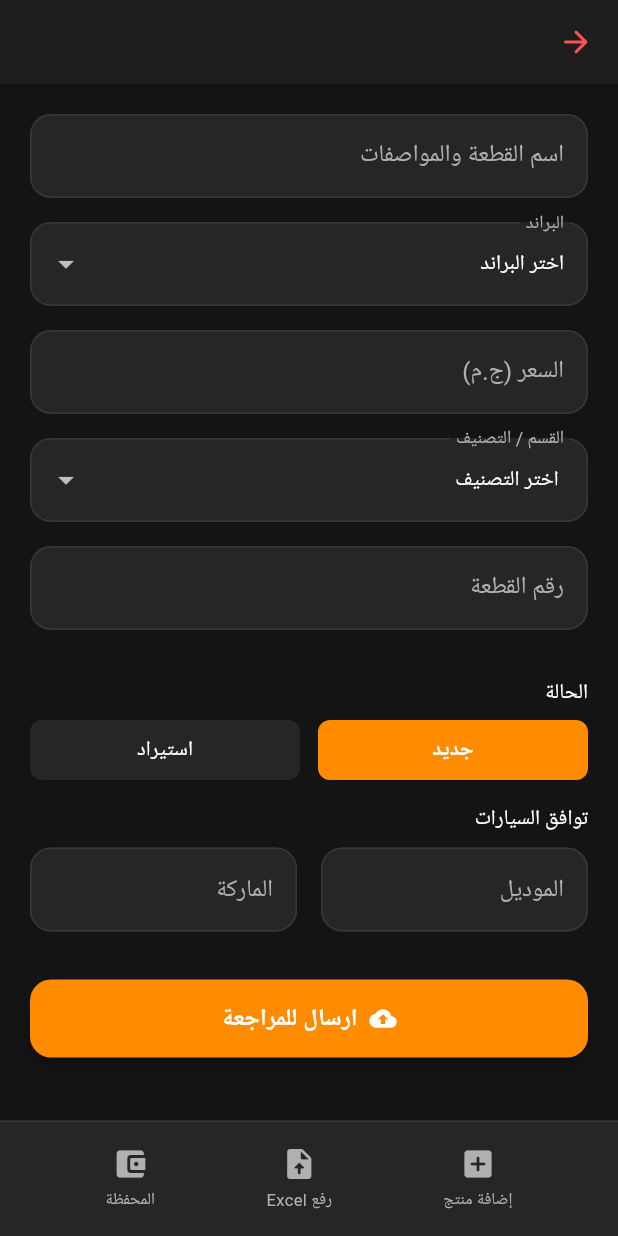
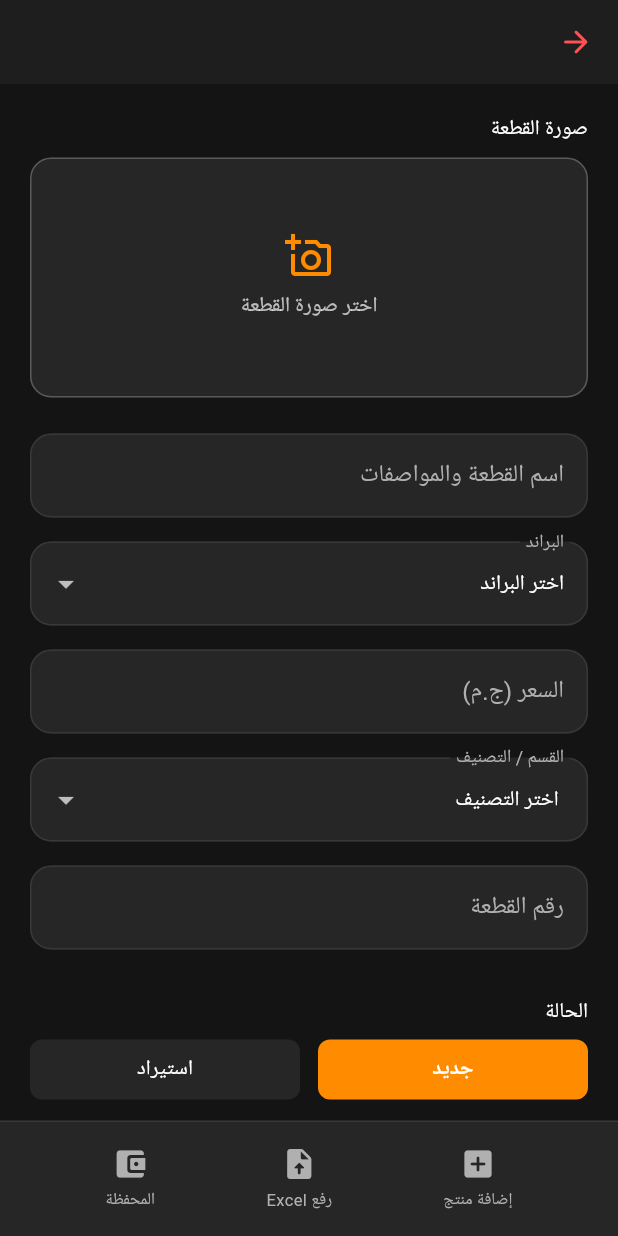
Before and after one commit to mans30hussein/carvo, a Flutter app: the VendorDashboardScreen screen opened directly with empty values, on a phone screen of 412 x 824 dp. Run offline on Flutter 3.47's test engine with Material 3 defaults, Android fonts, the phone set to English and light mode, and no system bars; our stand-ins replace cloud_firestore, file_picker, firebase_auth, firebase_core, flutter_bloc, geocoding and 5 more; missing offline and left inert: cloudinary_public; accounts and stored records are empty; Roboto replaces fonts that are missing (Cairo).

Commit message:
Implement image upload functionality: add Cloudinary service, image picker card, and update add product cubit and state management

```diff
--- a/lib/screens/vendor/presentation/cubit/add_product_state.dart
+++ b/lib/screens/vendor/presentation/cubit/add_product_state.dart
@@ -1,5 +1,5 @@
+import 'dart:typed_data';
 import 'package:carvo/screens/vendor/presentation/widget/condational_selector.dart';
-
 
 /// Static option lists — these don't change, so they live outside state.
 const List<String> kProductCategories = [
@@ -28,6 +28,11 @@ const List<String> kProductBrands = [
 
 enum AddProductStatus { initial, submitting, success, failure }
 
+/// Status of the separate image pick → Cloudinary upload flow. Kept apart
+/// from [AddProductStatus] so an image upload failure doesn't get mixed up
+/// with a form-submit failure.
+enum ImageUploadStatus { idle, uploading, success, failure }
+
 class AddProductState {
   final String selectedCategory;
   final String selectedBrand;
@@ -35,12 +40,25 @@ class AddProductState {
   final AddProductStatus status;
   final String message;
 
+  /// Bytes of the picked image, kept only for local preview.
+  final Uint8List? pickedImageBytes;
+
+  /// Cloudinary secure_url once the upload finishes — this is what
+  /// actually gets saved to Firestore.
+  final String? uploadedImageUrl;
+  final ImageUploadStatus imageStatus;
+  final String imageMessage;
+
   const AddProductState({
     required this.selectedCategory,
     required this.selectedBrand,
     required this.condition,
     required this.status,
     required this.message,
+    required this.pickedImageBytes,
+    required this.uploadedImageUrl,
+    required this.imageStatus,
+    required this.imageMessage,
   });
 
   factory AddProductState.initial() => AddProductState(
@@ -49,6 +67,10 @@ class AddProductState {
         condition: ProductCondition.newItem,
         status: AddProductStatus.initial,
         message: '',
+        pickedImageBytes: null,
+        uploadedImageUrl: null,
+        imageStatus: ImageUploadStatus.idle,
+        imageMessage: '',
       );
 
   AddProductState copyWith({
@@ -57,6 +79,12 @@ class AddProductState {
     ProductCondition? condition,
     AddProductStatus? status,
     String? message,
+    Uint8List? pickedImageBytes,
+    bool clearPickedImageBytes = false,
+    String? uploadedImageUrl,
+    bool clearUploadedImageUrl = false,
+    ImageUploadStatus? imageStatus,
+    String? imageMessage,
   }) {
     return AddProductState(
       selectedCategory: selectedCategory ?? this.selectedCategory,
@@ -64,6 +92,14 @@ class AddProductState {
       condition: condition ?? this.condition,
       status: status ?? this.status,
       message: message ?? this.message,
+      pickedImageBytes: clearPickedImageBytes
+          ? null
+          : (pickedImageBytes ?? this.pickedImageBytes),
+      uploadedImageUrl: clearUploadedImageUrl
+          ? null
+          : (uploadedImageUrl ?? this.uploadedImageUrl),
+      imageStatus: imageStatus ?? this.imageStatus,
+      imageMessage: imageMessage ?? this.imageMessage,
     );
   }
 }
--- a/lib/screens/vendor/presentation/view/add_product_screen.dart
+++ b/lib/screens/vendor/presentation/view/add_product_screen.dart
@@ -3,6 +3,7 @@ import 'package:carvo/screens/vendor/presentation/widget/condational_selector.da
 import 'package:carvo/screens/vendor/presentation/widget/custom_drop_down_menue.dart';
 import 'package:carvo/screens/vendor/presentation/widget/custom_text_field.dart';
 import 'package:carvo/screens/vendor/presentation/widget/primary_submit_button.dart';
+import 'package:carvo/screens/vendor/presentation/widget/product_image_picker_card.dart';
 import 'package:flutter/material.dart';
 import 'package:flutter_bloc/flutter_bloc.dart';
 import 'package:google_fonts/google_fonts.dart';
@@ -68,7 +69,9 @@ class _AddProductViewState extends State<_AddProductView> {
   @override
   Widget build(BuildContext context) {
     return BlocConsumer<AddProductCubit, AddProductState>(
-      listenWhen: (previous, current) => previous.status != current.status,
+      listenWhen: (previous, current) =>
+          previous.status != current.status ||
+          previous.imageStatus != current.imageStatus,
       listener: (context, state) {
         if (state.status == AddProductStatus.success) {
           _clearForm();
@@ -79,6 +82,13 @@ class _AddProductViewState extends State<_AddProductView> {
             SnackBar(content: Text(state.message, style: GoogleFonts.cairo())),
           );
         }
+        if (state.imageStatus == ImageUploadStatus.failure) {
+          ScaffoldMessenger.of(context).showSnackBar(
+            SnackBar(
+              content: Text(state.imageMessage, style: GoogleFonts.cairo()),
+            ),
+          );
+        }
       },
       builder: (context, state) {
         final cubit = context.read<AddProductCubit>();
@@ -87,6 +97,17 @@ class _AddProductViewState extends State<_AddProductView> {
           child: Column(
             crossAxisAlignment: CrossAxisAlignment.start,
             children: [
+              Text("صورة القطعة", style: GoogleFonts.cairo(color: Colors.white)),
+              const SizedBox(height: 8),
+              ProductImagePickerCard(
+                previewBytes: state.pickedImageBytes,
+                isUploading: state.imageStatus == ImageUploadStatus.uploading,
+                onSourceSelected: cubit.pickAndUploadImage,
+                onRemove:
+                    state.pickedImageBytes != null ? cubit.removeImage : null,
+              ),
+              const SizedBox(height: 24),
+
               CustomTextField(
                 controller: _nameController,
                 label: "اسم القطعة والمواصفات",
@@ -141,7 +162,7 @@ class _AddProductViewState extends State<_AddProductView> {
                     child: CustomTextField(
                       controller: _modelController,
                       label: "الموديل",
-                     // icon: Icons.model_training_outlined,
+                      // icon: Icons.model_training_outlined,
                     ),
                   ),
                   const SizedBox(width: 16),
@@ -149,7 +170,7 @@ class _AddProductViewState extends State<_AddProductView> {
                     child: CustomTextField(
                       controller: _brandMarkaController,
                       label: "الماركة",
-                     // icon: Icons.branding_watermark_outlined,
+                      // icon: Icons.branding_watermark_outlined,
                     ),
                   ),
                 ],
--- /dev/null
+++ b/lib/screens/vendor/presentation/widget/cloudinary_service.dart
@@ -0,0 +1,45 @@
+import 'package:cloudinary_public/cloudinary_public.dart';
+
+class CloudinaryUploadException implements Exception {
+  final String message;
+  CloudinaryUploadException(this.message);
+  @override
+  String toString() => message;
+}
+
+/// Uploads images to Cloudinary using an unsigned upload preset, so no
+/// API secret ever ships inside the app. Built on the `cloudinary_public`
+/// package already in this project's pubspec.
+///
+/// One-time setup in your Cloudinary dashboard:
+/// 1. Settings → Upload → Add upload preset.
+/// 2. Set "Signing Mode" to "Unsigned".
+/// 3. Copy your cloud name and the preset name into the constants below.
+class CloudinaryService {
+  // TODO: replace with your own values from cloudinary.com/console
+  static const String _cloudName = 'dex177xix';
+  static const String _uploadPreset = 'carvo_flutter';
+
+  static final CloudinaryPublic _cloudinary = CloudinaryPublic(
+    _cloudName,
+    _uploadPreset,
+    cache: false,
+  );
+
+  /// Uploads the image at [filePath] (an XFile.path from image_picker) and
+  /// returns its Cloudinary secure_url.
+  static Future<String> uploadImageFile(String filePath) async {
+    try {
+      final CloudinaryResponse response = await _cloudinary.uploadFile(
+        CloudinaryFile.fromFile(
+          filePath,
+          resourceType: CloudinaryResourceType.Image,
+          folder: 'carvo_products',
+        ),
+      );
+      return response.secureUrl;
+    } on CloudinaryException {
+      throw CloudinaryUploadException('فشل رفع الصورة، حاول مرة أخرى');
+    }
+  }
+}
--- /dev/null
+++ b/lib/screens/vendor/presentation/widget/product_image_picker_card.dart
@@ -0,0 +1,149 @@
+import 'dart:typed_data';
+import 'package:flutter/material.dart';
+import 'package:google_fonts/google_fonts.dart';
+ import 'package:carvo/core/constants/app_colors.dart';
+import 'package:image_picker/image_picker.dart';
+/// Tappable card for picking a product image from the camera or gallery.
+///
+/// This widget only handles picking + preview + showing an uploading
+/// state — it does not know about Cloudinary or Firestore. The caller
+/// (the cubit) owns the actual upload, so this card can be reused
+/// anywhere an image needs to be picked, regardless of where it ends up
+/// being stored.
+class ProductImagePickerCard extends StatelessWidget {
+  final Uint8List? previewBytes;
+  final bool isUploading;
+  final ValueChanged<ImageSource> onSourceSelected;
+  final VoidCallback? onRemove;
+
+  const ProductImagePickerCard({
+    super.key,
+    required this.previewBytes,
+    required this.isUploading,
+    required this.onSourceSelected,
+    this.onRemove,
+  });
+
+  void _openSourceSheet(BuildContext context) {
+    showModalBottomSheet(
+      context: context,
+      backgroundColor: AppColors.card,
+      shape: const RoundedRectangleBorder(
+        borderRadius: BorderRadius.vertical(top: Radius.circular(16)),
+      ),
+      builder: (sheetContext) {
+        return SafeArea(
+          child: Column(
+            mainAxisSize: MainAxisSize.min,
+            children: [
+              const SizedBox(height: 8),
+              ListTile(
+                leading: const Icon(
+                  Icons.photo_camera_outlined,
+                  color: AppColors.primary,
+                ),
+                title: Text(
+                  "التقاط صورة",
+                  style: GoogleFonts.cairo(color: Colors.white),
+                ),
+                onTap: () {
+                  Navigator.pop(sheetContext);
+                  onSourceSelected(ImageSource.camera);
+                },
+              ),
+              ListTile(
+                leading: const Icon(
+                  Icons.photo_library_outlined,
+                  color: AppColors.primary,
+                ),
+                title: Text(
+                  "اختيار من المعرض",
+                  style: GoogleFonts.cairo(color: Colors.white),
+                ),
+                onTap: () {
+                  Navigator.pop(sheetContext);
+                  onSourceSelected(ImageSource.gallery);
+                },
+              ),
+              const SizedBox(height: 8),
+            ],
+          ),
+        );
+      },
+    );
+  }
+
+  @override
+  Widget build(BuildContext context) {
+    return GestureDetector(
+      onTap: isUploading ? null : () => _openSourceSheet(context),
+      child: Container(
+        height: 160,
+        width: double.infinity,
+        clipBehavior: Clip.antiAlias,
+        decoration: BoxDecoration(
+          color: AppColors.card,
+          borderRadius: BorderRadius.circular(14),
+          border: Border.all(color: Colors.white24),
+        ),
+        child: Stack(
+          fit: StackFit.expand,
+          children: [
+            if (previewBytes != null)
+              Image.memory(previewBytes!, fit: BoxFit.cover)
+            else
+              Center(
+                child: Column(
+                  mainAxisSize: MainAxisSize.min,
+                  children: [
+                    const Icon(
+                      Icons.add_a_photo_outlined,
+                      color: AppColors.primary,
+                      size: 32,
+                    ),
+                    const SizedBox(height: 8),
+                    Text(
+                      "اختر صورة القطعة",
+                      style: GoogleFonts.cairo(color: Colors.white70),
+                    ),
+                  ],
+                ),
+              ),
+            if (isUploading)
+              Container(
+                color: Colors.black54,
+                child: Center(
+                  child: Column(
+                    mainAxisSize: MainAxisSize.min,
+                    children: [
+                      const CircularProgressIndicator(
+                        color: AppColors.primary,
+                      ),
+                      const SizedBox(height: 8),
+                      Text(
+                        "جاري رفع الصورة...",
+                        style: GoogleFonts.cairo(color: Colors.white),
+                      ),
+                    ],
+                  ),
+                ),
+              ),
+            if (previewBytes != null && !isUploading && onRemove != null)
+              Positioned(
+                top: 8,
+                left: 8,
+                child: GestureDetector(
+                  onTap: onRemove,
+                  child: const CircleAvatar(
+                    radius: 14,
+                    backgroundColor: Colors.black54,
+                    child: Icon(Icons.close, size: 16, color: Colors.white),
+                  ),
+                ),
+              ),
+          ],
+        ),
+      ),
+    );
+  }
+}
--- a/pubspec.yaml
+++ b/pubspec.yaml
@@ -52,6 +52,8 @@ dependencies:
   geolocator: ^14.0.3
   baseflow_plugin_template: ^2.2.1
   geocoding: ^5.0.0
+  image_picker: ^1.1.2
+
 dev_dependencies:
   flutter_test:
     sdk: flutter
```
Also changed, not shown: lib/screens/vendor/presentation/cubit/add_product_cubit.dart (+69 -20 lines), pubspec.lock, 5 other files.
